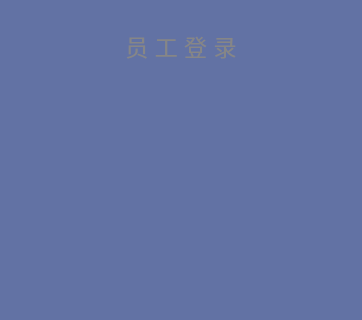
Qt form Project/ui/LoginWindow.ui (B1AnKAlpha/Economy) before a commit; both pictures show x 0 to 362 and y 0 to 320 of the 362 by 582 pixel window.
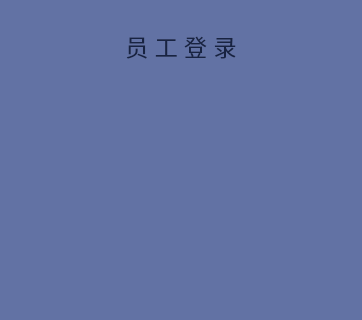
The same form after that commit. Icons and pictures are not drawn.

The edit to the form file:
```diff
--- a/Project/ui/LoginWindow.ui
+++ b/Project/ui/LoginWindow.ui
@@ -69,7 +69,7 @@
       </property>
       <property name="styleSheet">
        <string notr="true">QLabel {
-color: rgb(134, 134, 134);
+color: rgb(24, 35, 65);
 
 
 }</string>
```
